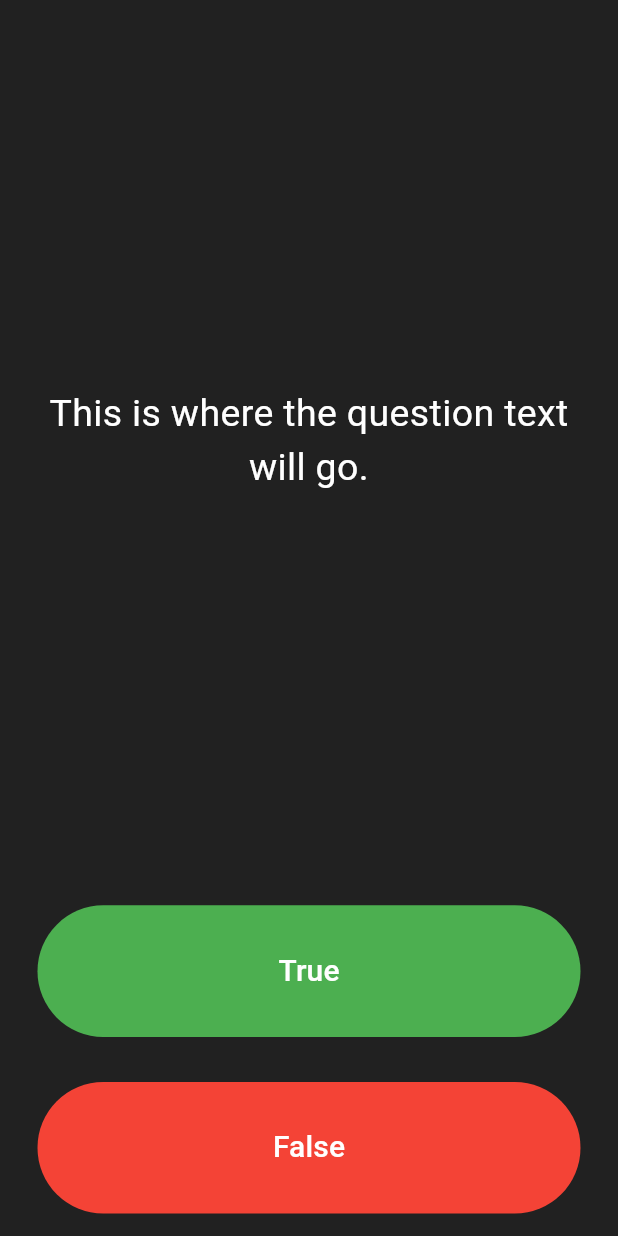
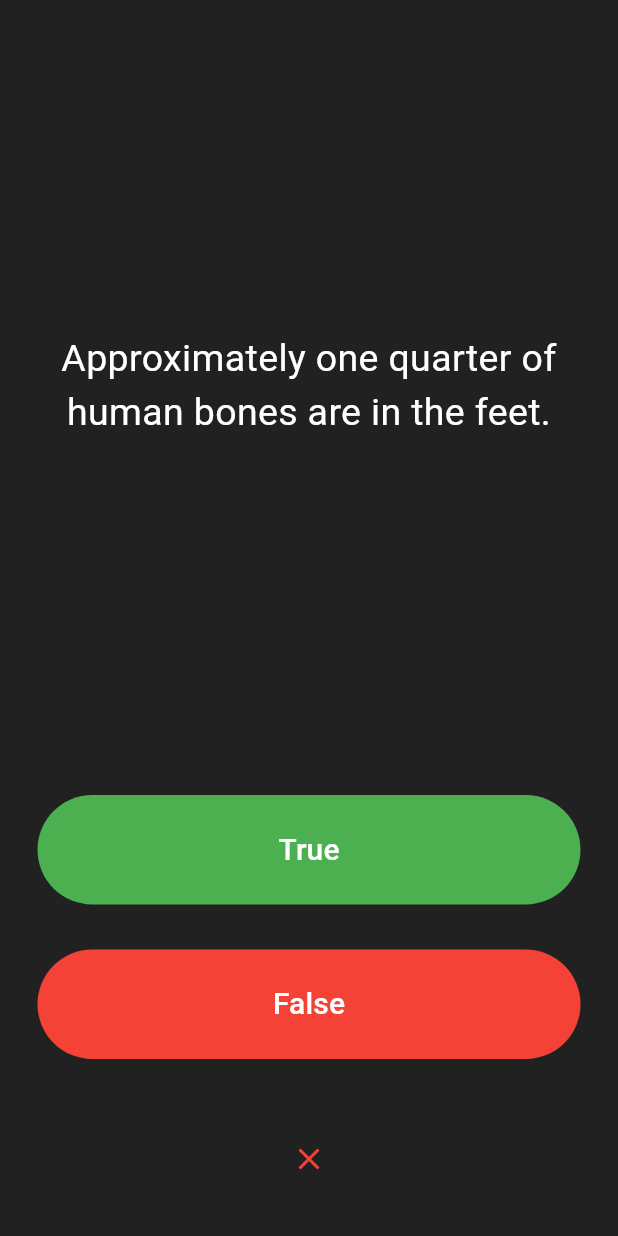
Before and after one commit to Hazhir2002/quizzler, a Flutter app: the screen it shows after launch, after a tap on "True", on a phone screen of 412 x 824 dp. Run offline on Flutter 3.47's test engine with Material 3 defaults, Android fonts, the phone set to English and light mode, and no system bars; our stand-ins replace rflutter_alert.

```diff
--- a/lib/main.dart
+++ b/lib/main.dart
@@ -1,16 +1,27 @@
 import 'package:flutter/material.dart';
+import 'package:rflutter_alert/rflutter_alert.dart';
 
-void main() => runApp(Quizzler());
+import 'quiz_brain.dart';
+
+QuizBrain quizBrain = QuizBrain();
+
+void main() {
+  runApp(
+    const Quizzler(),
+  );
+}
 
 class Quizzler extends StatelessWidget {
+  const Quizzler({super.key});
+
   @override
   Widget build(BuildContext context) {
     return MaterialApp(
       home: Scaffold(
         backgroundColor: Colors.grey.shade900,
-        body: SafeArea(
+        body: const SafeArea(
           child: Padding(
-            padding: const EdgeInsets.symmetric(horizontal: 10.0),
+            padding: EdgeInsets.symmetric(horizontal: 10.0),
             child: QuizPage(),
           ),
         ),
@@ -20,26 +31,68 @@ class Quizzler extends StatelessWidget {
 }
 
 class QuizPage extends StatefulWidget {
+  const QuizPage({super.key});
+
   @override
-  _QuizPageState createState() => _QuizPageState();
+  State<QuizPage> createState() => _QuizPageState();
 }
 
 class _QuizPageState extends State<QuizPage> {
+  List<Widget> scoreKeeper = <Widget>[];
+
+  int questionNumber = 0;
+
+  void answerQuestion(bool answer) {
+    if (quizBrain.getQuestionAnswer() == answer) {
+      setState(() {
+        scoreKeeper.add(
+          const Expanded(
+            child: Icon(
+              Icons.check,
+              color: Colors.green,
+            ),
+          ),
+        );
+      });
+    } else {
+      setState(() {
+        scoreKeeper.add(
+          const Expanded(
+            child: Icon(
+              Icons.close,
+              color: Colors.red,
+            ),
+          ),
+        );
+      });
+    }
+    quizBrain.nextQuestion();
+    if (quizBrain.isFinished()) {
+      Alert(
+        context: context,
+        title: "Quizzler",
+        desc: "The questions are finished",
+      ).show();
+      quizBrain.reset();
+      scoreKeeper = [];
+    }
+  }
+
   @override
   Widget build(BuildContext context) {
     return Column(
       mainAxisAlignment: MainAxisAlignment.spaceBetween,
       crossAxisAlignment: CrossAxisAlignment.stretch,
       children: [
-        const Expanded(
+        Expanded(
           flex: 5,
           child: Padding(
-            padding: EdgeInsets.all(10.0),
+            padding: const EdgeInsets.all(10.0),
             child: Center(
               child: Text(
-                'This is where the question text will go.',
+                quizBrain.getQuestionText(),
                 textAlign: TextAlign.center,
-                style: TextStyle(
+                style: const TextStyle(
                   fontSize: 25.0,
                   color: Colors.white,
                 ),
@@ -62,7 +115,7 @@ class _QuizPageState extends State<QuizPage> {
                 ),
               ),
               onPressed: () {
-                //The user picked true.
+                answerQuestion(true);
               },
             ),
           ),
@@ -82,19 +135,20 @@ class _QuizPageState extends State<QuizPage> {
                 ),
               ),
               onPressed: () {
-                //The user picked false.
+                answerQuestion(false);
               },
             ),
           ),
         ),
-        //TODO: Add a Row here as your score keeper
+        Expanded(
+          child: Row(
+            children: scoreKeeper,
+          ),
+        ),
       ],
     );
   }
 }
 
 /*
-question1: 'You can lead a cow down stairs but not up stairs.', false,
-question2: 'Approximately one quarter of human bones are in the feet.', true,
-question3: 'A slug\'s blood is green.', true,
 */
--- /dev/null
+++ b/lib/question.dart
@@ -0,0 +1,6 @@
+class Question {
+  Question({required this.text, required this.answer});
+
+  final String text;
+  final bool answer;
+}
--- /dev/null
+++ b/lib/quiz_brain.dart
@@ -0,0 +1,87 @@
+import 'question.dart';
+
+class QuizBrain {
+  int _questionNumber = 0;
+
+  final List<Question> _questions = [
+    Question(
+      text: 'You can lead a cow down stairs but not up stairs.',
+      answer: false,
+    ),
+    Question(
+      text: 'Approximately one quarter of human bones are in the feet.',
+      answer: true,
+    ),
+    Question(
+      text: 'A slug\'s blood is green.',
+      answer: true,
+    ),
+    Question(
+      text: 'Buzz Aldrin\'s mother\'s maiden name was "Moon".',
+      answer: true,
+    ),
+    Question(
+      text: 'It is illegal to pee in the Ocean in Portugal.',
+      answer: true,
+    ),
+    Question(
+      text:
+          'No piece of square dry paper can be folded in half more than 7 times.',
+      answer: false,
+    ),
+    Question(
+      text:
+          'In London, UK, if you happen to die in the House of Parliament, you are technically entitled to a state funeral, because the building is considered too sacred a place.',
+      answer: true,
+    ),
+    Question(
+      text:
+          'The loudest sound produced by any animal is 188 decibels. That animal is the African Elephant.',
+      answer: false,
+    ),
+    Question(
+      text:
+          'The total surface area of two human lungs is approximately 70 square metres.',
+      answer: true,
+    ),
+    Question(
+      text: 'Google was originally called "Backrub".',
+      answer: true,
+    ),
+    Question(
+      text:
+          'Chocolate affects a dog\'s heart and nervous system; a few ounces are enough to kill a small dog.',
+      answer: true,
+    ),
+    Question(
+      text:
+          'In West Virginia, USA, if you accidentally hit an animal with your car, you are free to take it home to eat.',
+      answer: true,
+    ),
+  ];
+
+  void nextQuestion() {
+    if (_questionNumber < _questions.length - 1) {
+      _questionNumber++;
+    }
+  }
+
+  void reset() {
+    _questionNumber = 0;
+  }
+
+  String getQuestionText() {
+    return _questions[_questionNumber].text;
+  }
+
+  bool getQuestionAnswer() {
+    return _questions[_questionNumber].answer;
+  }
+
+  bool isFinished() {
+    if (_questionNumber >= _questions.length - 1) {
+      return true;
+    }
+    return false;
+  }
+}
--- a/pubspec.yaml
+++ b/pubspec.yaml
@@ -35,6 +35,7 @@ dependencies:
   # The following adds the Cupertino Icons font to your application.
   # Use with the CupertinoIcons class for iOS style icons.
   cupertino_icons: ^1.0.6
+  rflutter_alert: ^2.0.7
 
 dev_dependencies:
   flutter_test:
```
Also changed, not shown: pubspec.lock.
